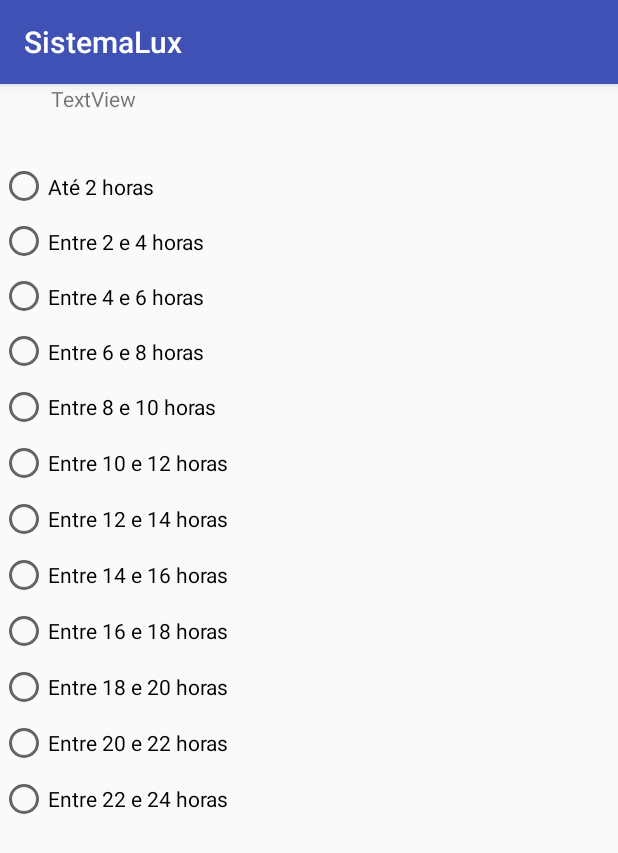
After one commit to vitorovalle/SistemaLux, an Android app: the FormConsumo screen opened directly, with no data from a screen before it, on a phone screen of 412 x 824 dp. The commit adds this screen. Shown: the top 853 px of the screen. Run offline under Robolectric (Android 15) with nearby library versions, the phone set to English and light mode, and no system bars.

Commit message:
Commit 11

```diff
--- a/app/src/main/AndroidManifest.xml
+++ b/app/src/main/AndroidManifest.xml
@@ -17,7 +17,8 @@
             </intent-filter>
         </activity>
         <activity android:name=".FormAmbiente" />
-        <activity android:name=".FormDispositivo"></activity>
+        <activity android:name=".FormDispositivo" />
+        <activity android:name=".FormConsumo"></activity>
     </application>
 
 </manifest>
--- /dev/null
+++ b/app/src/main/java/principal/sistemalux/FormConsumo.java
@@ -0,0 +1,44 @@
+package principal.sistemalux;
+
+import android.content.Intent;
+import android.support.annotation.IdRes;
+import android.support.v7.app.AppCompatActivity;
+import android.os.Bundle;
+import android.widget.RadioButton;
+import android.widget.RadioGroup;
+
+import principal.sistemalux.modelo.Dispositivo;
+
+public class FormConsumo extends AppCompatActivity {
+
+    Dispositivo altdispositivo;
+
+    RadioGroup seletorConsumo;
+    RadioButton botaoConsumo;
+
+
+    @Override
+    protected void onCreate(Bundle savedInstanceState) {
+        super.onCreate(savedInstanceState);
+        setContentView(R.layout.activity_form_consumo);
+
+        Intent i = getIntent();
+        altdispositivo = (Dispositivo) i.getSerializableExtra("dispositivo-enviado");
+
+        seletorConsumo = (RadioGroup) findViewById(R.id.seletorConsumo);
+
+        seletorConsumo.setOnCheckedChangeListener(new RadioGroup.OnCheckedChangeListener() {
+            @Override
+            public void onCheckedChanged(RadioGroup group, @IdRes int checkedId) {
+
+                int consumoEnviado = seletorConsumo.getCheckedRadioButtonId();
+                botaoConsumo = (RadioButton) findViewById(consumoEnviado);
+
+                Intent i = new Intent(FormConsumo.this, FormDespesa.class);
+                i.putExtra("consumo-enviado", consumoEnviado);
+                startActivity(i);
+
+            }
+        });
+    }
+}
--- a/app/src/main/java/principal/sistemalux/dao/AmbienteDao.java
+++ b/app/src/main/java/principal/sistemalux/dao/AmbienteDao.java
@@ -24,7 +24,6 @@ public class AmbienteDao extends SQLiteOpenHelper {
 
     private static final String ID_AMBIENTE = "idAmbiente";
     private static final String NOME_AMBIENTE = "ambiente";
-    private static final String ID_DISPOSITIVO = "idDispositivo";
 
     public AmbienteDao(Context context) {
         super(context, NOME_BANCO, null, VERSAO);
@@ -34,8 +33,7 @@ public class AmbienteDao extends SQLiteOpenHelper {
     public void onCreate(SQLiteDatabase db) {
         String sql = "CREATE TABLE "+TABELA+" ( " +
                 " "+ID_AMBIENTE+" INTEGER PRIMARY KEY AUTOINCREMENT, "+
-                " "+NOME_AMBIENTE+" TEXT, "+
-                " "+ID_DISPOSITIVO+" TEXT );";
+                " "+NOME_AMBIENTE+" TEXT );";
         db.execSQL(sql);
 
     }
--- a/app/src/main/java/principal/sistemalux/modelo/Ambiente.java
+++ b/app/src/main/java/principal/sistemalux/modelo/Ambiente.java
@@ -34,4 +34,5 @@ public class Ambiente implements Serializable {
     public String toString() {
         return nomeAmbiente.toString();
     }
+
 }
--- a/app/src/main/res/layout/activity_form_ambiente.xml
+++ b/app/src/main/res/layout/activity_form_ambiente.xml
@@ -39,5 +39,10 @@
             android:layout_gravity="center_horizontal"
             android:text="Button" />
 
+        <ListView
+            android:id="@+id/listDispositivos"
+            android:layout_width="match_parent"
+            android:layout_height="300dp" />
+
     </LinearLayout>
 </android.support.constraint.ConstraintLayout>
--- /dev/null
+++ b/app/src/main/res/layout/activity_form_consumo.xml
@@ -0,0 +1,118 @@
+<?xml version="1.0" encoding="utf-8"?>
+<android.support.constraint.ConstraintLayout xmlns:android="http://schemas.android.com/apk/res/android"
+    xmlns:app="http://schemas.android.com/apk/res-auto"
+    xmlns:tools="http://schemas.android.com/tools"
+    android:layout_width="match_parent"
+    android:layout_height="match_parent"
+    tools:context="principal.sistemalux.FormConsumo">
+
+    <LinearLayout
+        android:layout_width="368dp"
+        android:layout_height="495dp"
+        android:orientation="horizontal"
+        tools:layout_editor_absoluteX="8dp"
+        tools:layout_editor_absoluteY="8dp">
+
+
+        <RadioGroup
+            android:id="@+id/seletorConsumo"
+            android:layout_width="match_parent"
+            android:layout_height="match_parent">
+
+            <TextView
+                android:id="@+id/dispositivoSelecionado"
+                android:layout_width="300dp"
+                android:layout_height="50dp"
+                android:text="TextView"
+                android:layout_gravity="center"
+                tools:layout_editor_absoluteX="8dp"
+                tools:layout_editor_absoluteY="-9dp" />
+
+            <RadioButton
+                android:id="@+id/botao2hrs"
+                android:layout_width="wrap_content"
+                android:layout_height="wrap_content"
+                android:layout_weight="1"
+                android:text="@string/hrs2" />
+
+            <RadioButton
+                android:id="@+id/botao2a4hrs"
+                android:layout_width="wrap_content"
+                android:layout_height="wrap_content"
+                android:layout_weight="1"
+                android:text="@string/hrs4" />
+
+            <RadioButton
+                android:id="@+id/botao4a6hrs"
+                android:layout_width="wrap_content"
+                android:layout_height="wrap_content"
+                android:layout_weight="1"
+                android:text="@string/hrs6" />
+
+            <RadioButton
+                android:id="@+id/botao6a8hrs"
+                android:layout_width="wrap_content"
+                android:layout_height="wrap_content"
+                android:layout_weight="1"
+                android:text="@string/hrs8" />
+
+            <RadioButton
+                android:id="@+id/botao8a10hrs"
+                android:layout_width="wrap_content"
+                android:layout_height="wrap_content"
+                android:layout_weight="1"
+                android:text="@string/hrs10" />
+
+            <RadioButton
+                android:id="@+id/botao10a12hrs"
+                android:layout_width="wrap_content"
+                android:layout_height="wrap_content"
+                android:layout_weight="1"
+                android:text="@string/hrs12" />
+
+            <RadioButton
+                android:id="@+id/botao12a14hrs"
+                android:layout_width="wrap_content"
+                android:layout_height="wrap_content"
+                android:layout_weight="1"
+                android:text="@string/hrs14" />
+
+            <RadioButton
+                android:id="@+id/botao14a16hrs"
+                android:layout_width="wrap_content"
+                android:layout_height="wrap_content"
+                android:layout_weight="1"
+                android:text="@string/hrs16" />
+
+            <RadioButton
+                android:id="@+id/botao16a18hrs"
+                android:layout_width="wrap_content"
+                android:layout_height="wrap_content"
+                android:layout_weight="1"
+                android:text="@string/hrs18" />
+
+            <RadioButton
+                android:id="@+id/botao18a20hrs"
+                android:layout_width="wrap_content"
+                android:layout_height="wrap_content"
+                android:layout_weight="1"
+                android:text="@string/hrs20" />
+
+            <RadioButton
+                android:id="@+id/botao20a22hrs"
+                android:layout_width="wrap_content"
+                android:layout_height="wrap_content"
+                android:layout_weight="1"
+                android:text="@string/hrs22" />
+
+            <RadioButton
+                android:id="@+id/botao22a24hrs"
+                android:layout_width="wrap_content"
+                android:layout_height="wrap_content"
+                android:layout_weight="1"
+                android:text="@string/hrs24" />
+
+        </RadioGroup>
+    </LinearLayout>
+
+</android.support.constraint.ConstraintLayout>
--- a/app/src/main/res/values/strings.xml
+++ b/app/src/main/res/values/strings.xml
@@ -1,3 +1,15 @@
 <resources>
     <string name="app_name">SistemaLux</string>
+    <string name="hrs2">Até 2 horas</string>
+    <string name="hrs4">Entre 2 e 4 horas</string>
+    <string name="hrs6">Entre 4 e 6 horas</string>
+    <string name="hrs8">Entre 6 e 8 horas</string>
+    <string name="hrs10">Entre 8 e 10 horas</string>
+    <string name="hrs12">Entre 10 e 12 horas</string>
+    <string name="hrs14">Entre 12 e 14 horas</string>
+    <string name="hrs16">Entre 14 e 16 horas</string>
+    <string name="hrs18">Entre 16 e 18 horas</string>
+    <string name="hrs20">Entre 18 e 20 horas</string>
+    <string name="hrs22">Entre 20 e 22 horas</string>
+    <string name="hrs24">Entre 22 e 24 horas</string>
 </resources>
```
Also changed, not shown: app/src/main/java/principal/sistemalux/FormAmbiente.java (+53 -7 lines), app/src/main/java/principal/sistemalux/FormDespesa.java (added, +8 -0 lines), app/src/main/java/principal/sistemalux/MainActivity.java (+2 -7 lines), app/src/main/java/principal/sistemalux/dao/DispositivoDao.java (+15 -1 lines).
